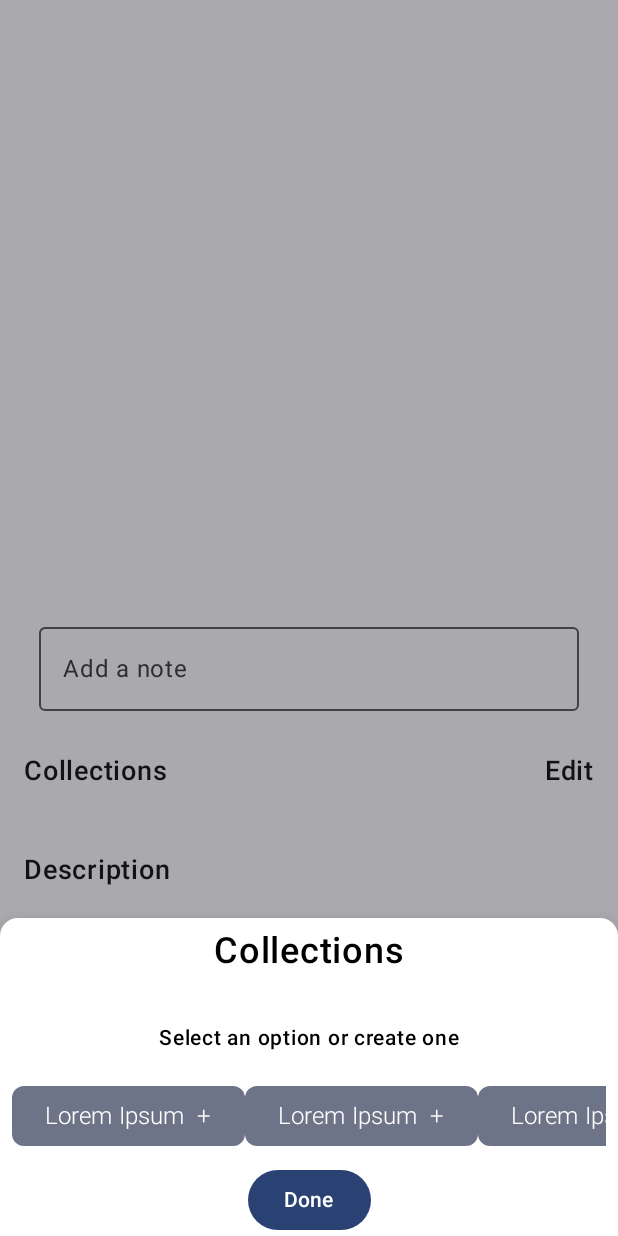
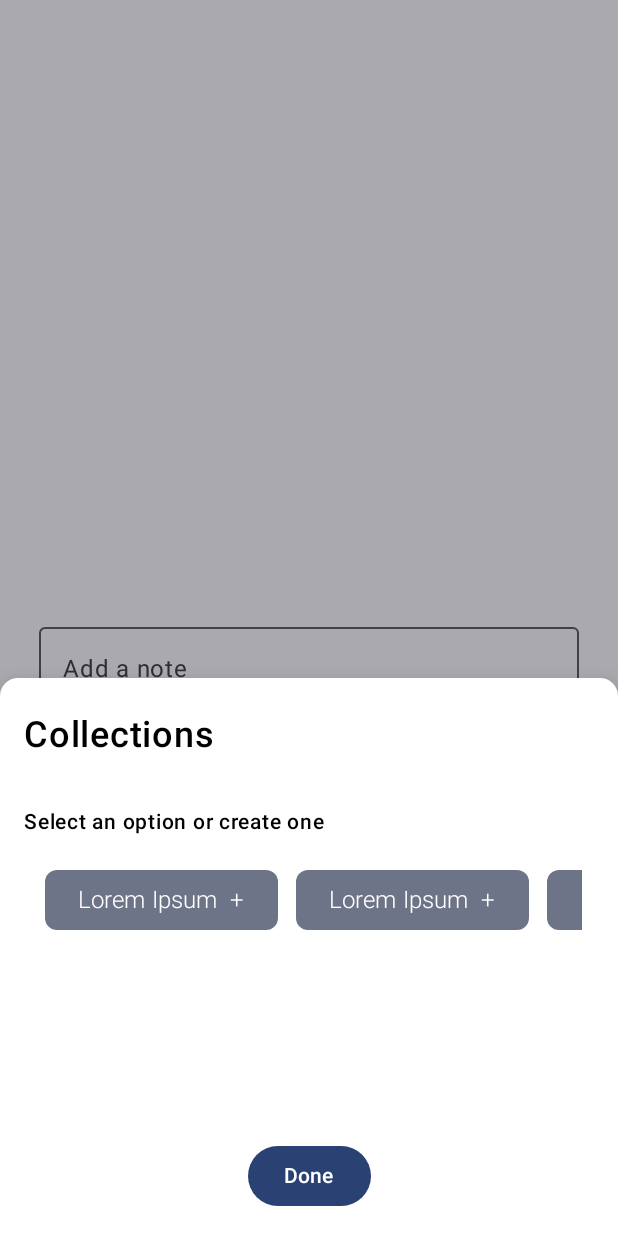
Before and after one commit to abhi472/ImageViewerDemo, an Android app built with Jetpack Compose: the DetailScreen screen opened through its navigation route, after a tap on "Edit", on a phone screen of 412 x 824 dp. Run offline under Robolectric (Android 15) with nearby library versions, the phone set to English and light mode, and no system bars; our stand-ins replace Dagger/Hilt's generated code; libraries missing offline, so code that uses them is left out: com.google.mlkit.vision; 2 statements that could not run were skipped.

Commit message:
minor ui tweaks

```diff
--- a/app/src/main/AndroidManifest.xml
+++ b/app/src/main/AndroidManifest.xml
@@ -18,6 +18,7 @@
         <activity
             android:name=".common.MainActivity"
             android:exported="true"
+            android:hardwareAccelerated="true"
             android:label="@string/app_name"
             android:theme="@style/Theme.AlleImageViewer">
             <intent-filter>
--- a/app/src/main/java/com/abhi/alleimageviewer/common/BottomSheetLayout.kt
+++ b/app/src/main/java/com/abhi/alleimageviewer/common/BottomSheetLayout.kt
@@ -3,7 +3,9 @@ package com.abhi.alleimageviewer.common
 import androidx.activity.compose.BackHandler
 import androidx.compose.foundation.background
 import androidx.compose.foundation.layout.Arrangement
+import androidx.compose.foundation.layout.Box
 import androidx.compose.foundation.layout.Column
+import androidx.compose.foundation.layout.Spacer
 import androidx.compose.foundation.layout.fillMaxSize
 import androidx.compose.foundation.layout.fillMaxWidth
 import androidx.compose.foundation.layout.padding
@@ -66,8 +68,8 @@ fun BottomSheetLayout(viewModel: MainViewModel) {
         sheetShape = RoundedCornerShape(topStart = roundedCornerRadius, topEnd = roundedCornerRadius),
         sheetContent = {
             Column(
-                modifier = modifier,
-                horizontalAlignment = Alignment.CenterHorizontally,
+                modifier = modifier.padding(16.dp),
+                horizontalAlignment = Alignment.Start,
                 verticalArrangement = Arrangement.Center,
             ) {
                 Text(
@@ -80,6 +82,7 @@ fun BottomSheetLayout(viewModel: MainViewModel) {
                 LazyRow(Modifier.padding(8.dp)) {
                     itemsIndexed(mlState.labelList) { index,item ->
                         InputChip(
+                            modifier = Modifier.padding(horizontal = 6.dp), // gap between items
                             selected = true,
                             onClick = {
                             },
@@ -104,6 +107,7 @@ fun BottomSheetLayout(viewModel: MainViewModel) {
                 LazyRow(Modifier.padding(8.dp)) {
                     itemsIndexed(viewModel.getMockList()) { index,item ->
                         InputChip(
+                            modifier = Modifier.padding(horizontal = 6.dp), // gap between items
                             selected = true,
                             onClick = {
                             },
@@ -118,7 +122,11 @@ fun BottomSheetLayout(viewModel: MainViewModel) {
                     }
                 }
 
-                Button(onClick = {
+                Spacer(modifier = Modifier.padding(vertical =64.dp))
+
+                Box (Modifier.align(Alignment.CenterHorizontally)){
+                    Button(
+                        onClick = {
                             coroutineScope.launch {
                                 if (modalSheetState.isVisible)
                                     modalSheetState.hide()
@@ -126,8 +134,10 @@ fun BottomSheetLayout(viewModel: MainViewModel) {
                                     modalSheetState.show()
                             }
                         },
-                    Modifier.padding(horizontal = 36.dp)) {
+                        Modifier.padding(horizontal = 36.dp)
+                    ) {
                         Text(text = stringResource(id = R.string.done), color = Color.White)
+                    }
                 }
 
 
--- a/app/src/main/java/com/abhi/alleimageviewer/screens/DetailScreen.kt
+++ b/app/src/main/java/com/abhi/alleimageviewer/screens/DetailScreen.kt
@@ -105,6 +105,7 @@ fun DetailScreen(
                     LazyRow(Modifier.padding(8.dp)) {
                         itemsIndexed(mlState.labelList) { index,item ->
                             InputChip(
+                                modifier = Modifier.padding(horizontal = 6.dp), // gap between items
                                 selected = true,
                                 onClick = {
                                 },
```
Also changed, not shown: 3 other files. Lines whose indentation alone changed are shown as unchanged.
